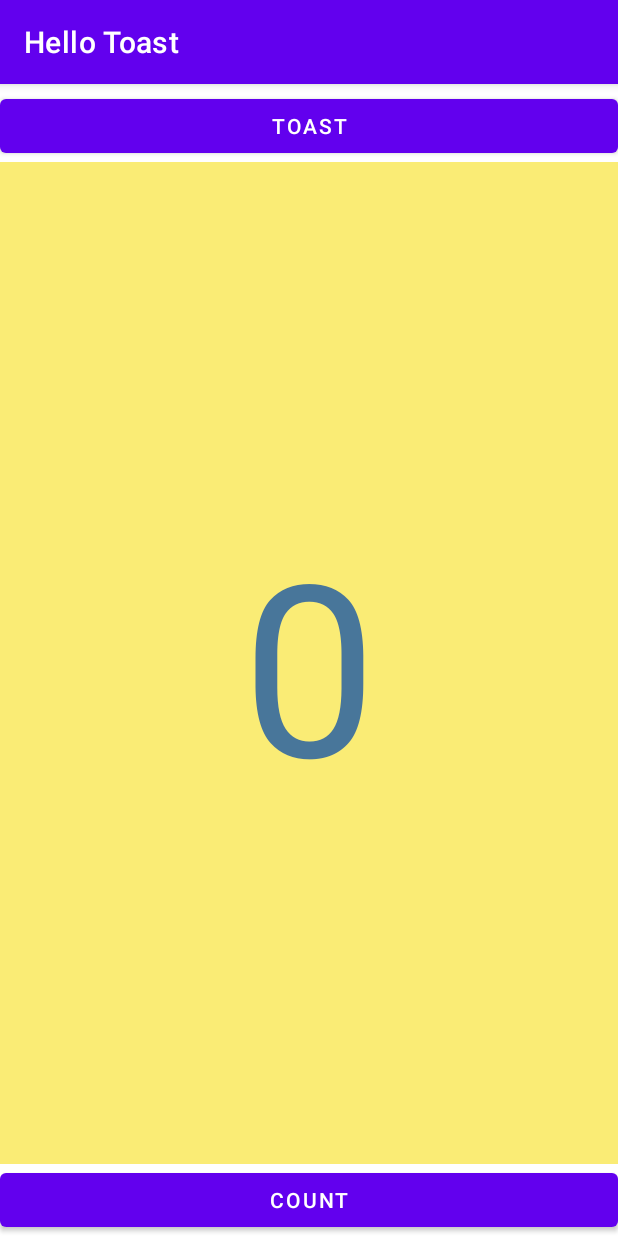
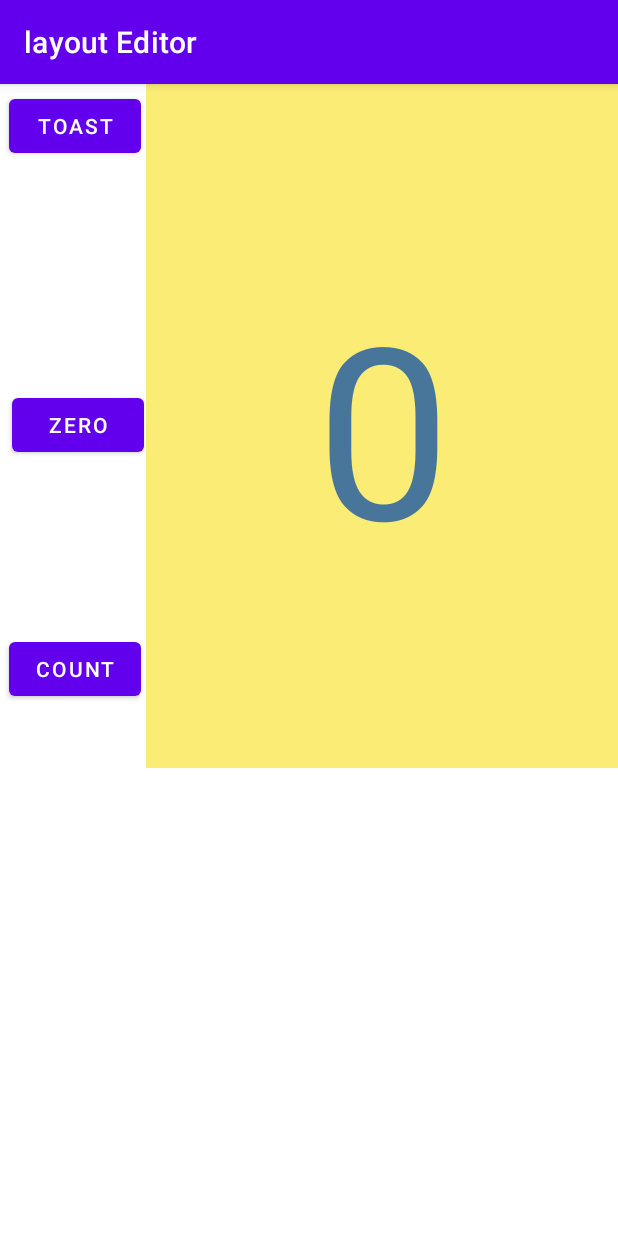
Before and after one commit to aadarsh111/HelloToast, an Android app: the screen it shows after launch (MainActivity), on a phone screen of 412 x 824 dp. Run offline under Robolectric (Android 15) with nearby library versions, the phone set to English and light mode, and no system bars.

Commit message:
LayoutEditor

```diff
--- a/app/src/main/java/com/example/hellotoast/MainActivity.java
+++ b/app/src/main/java/com/example/hellotoast/MainActivity.java
@@ -8,7 +8,6 @@ import android.view.View;
 import android.widget.TextView;
 import android.widget.Toast;
 public class MainActivity extends AppCompatActivity {
-
     private int mCount=0;
     private TextView mShowCount;
 
--- /dev/null
+++ b/app/src/main/res/layout-land/activity_main.xml
@@ -0,0 +1,47 @@
+<?xml version="1.0" encoding="utf-8"?>
+<androidx.constraintlayout.widget.ConstraintLayout xmlns:android="http://schemas.android.com/apk/res/android"
+    xmlns:app="http://schemas.android.com/apk/res-auto"
+    xmlns:tools="http://schemas.android.com/tools"
+    android:layout_width="match_parent"
+    android:layout_height="match_parent"
+    tools:context=".MainActivity">
+
+    <Button
+        android:id="@+id/button_toast"
+        android:layout_width="0dp"
+        android:layout_height="wrap_content"
+        android:layout_marginTop="4dp"
+        android:text="@string/button_label_toast"
+        app:layout_constraintEnd_toEndOf="parent"
+        app:layout_constraintHorizontal_bias="0.442"
+        app:layout_constraintStart_toStartOf="parent"
+        app:layout_constraintTop_toTopOf="parent"
+        android:onClick="showToast"
+        />
+
+    <Button
+        android:id="@+id/button_count"
+        android:layout_width="0dp"
+        android:layout_height="wrap_content"
+        android:text="@string/button_label_count"
+        app:layout_constraintBottom_toBottomOf="parent"
+        app:layout_constraintEnd_toEndOf="parent"
+        app:layout_constraintStart_toStartOf="parent"
+        android:onClick="countUp"/>
+
+    <TextView
+        android:id="@+id/show_count"
+        android:layout_width="0dp"
+        android:layout_height="0dp"
+        android:background="#FAEC75"
+        android:gravity="center"
+        android:text="@string/count_initial_value"
+        android:textAlignment="center"
+        android:textColor="#48769A"
+        android:textSize="120sp"
+        app:layout_constraintBottom_toTopOf="@+id/button_count"
+        app:layout_constraintEnd_toEndOf="parent"
+        app:layout_constraintStart_toStartOf="parent"
+        app:layout_constraintTop_toBottomOf="@+id/button_toast" />
+
+</androidx.constraintlayout.widget.ConstraintLayout>
--- /dev/null
+++ b/app/src/main/res/layout-sw600dp/activity_main.xml
@@ -0,0 +1,51 @@
+<?xml version="1.0" encoding="utf-8"?>
+<androidx.constraintlayout.widget.ConstraintLayout xmlns:android="http://schemas.android.com/apk/res/android"
+    xmlns:app="http://schemas.android.com/apk/res-auto"
+    xmlns:tools="http://schemas.android.com/tools"
+    android:layout_width="match_parent"
+    android:layout_height="match_parent"
+    tools:context=".MainActivity">
+
+    <Button
+        android:id="@+id/button_toast"
+        android:layout_width="398dp"
+        android:layout_height="wrap_content"
+        android:foregroundGravity="center_vertical"
+        android:gravity="center_horizontal"
+        android:onClick="showToast"
+        android:text="@string/button_label_toast"
+        android:textAlignment="center"
+        android:textSize="60sp"
+        app:layout_constraintStart_toStartOf="parent"
+        app:layout_constraintTop_toTopOf="parent" />
+
+    <Button
+        android:id="@+id/button_count"
+        android:layout_width="399dp"
+        android:layout_height="wrap_content "
+        android:gravity="center_horizontal"
+        android:onClick="countUp"
+        android:text="@string/button_label_count"
+        android:textAlignment="center"
+        android:textSize="60sp"
+        app:layout_constraintBaseline_toBaselineOf="@+id/button_toast"
+        app:layout_constraintStart_toEndOf="@+id/button_toast" />
+
+    <TextView
+        android:id="@+id/show_count"
+        android:layout_width="0dp"
+        android:layout_height="0dp"
+        android:background="#FAEC75"
+        android:gravity="center"
+        android:text="@string/count_initial_value"
+        android:textAlignment="center"
+        android:textColor="#48769A"
+        android:textSize="200sp"
+        app:layout_constraintBottom_toBottomOf="parent"
+        app:layout_constraintEnd_toEndOf="parent"
+        app:layout_constraintHorizontal_bias="1.0"
+        app:layout_constraintStart_toStartOf="parent"
+        app:layout_constraintTop_toBottomOf="@+id/button_toast"
+        app:layout_constraintVertical_bias="1.0" />
+
+</androidx.constraintlayout.widget.ConstraintLayout>
--- a/app/src/main/res/layout/activity_main.xml
+++ b/app/src/main/res/layout/activity_main.xml
@@ -1,47 +1,64 @@
 <?xml version="1.0" encoding="utf-8"?>
-<androidx.constraintlayout.widget.ConstraintLayout xmlns:android="http://schemas.android.com/apk/res/android"
+<RelativeLayout xmlns:android="http://schemas.android.com/apk/res/android"
     xmlns:app="http://schemas.android.com/apk/res-auto"
     xmlns:tools="http://schemas.android.com/tools"
-    android:layout_width="match_parent"
+    android:layout_width="wrap_content"
     android:layout_height="match_parent"
     tools:context=".MainActivity">
 
+
     <Button
         android:id="@+id/button_toast"
-        android:layout_width="0dp"
+        android:layout_width="wrap_content"
         android:layout_height="wrap_content"
+        android:layout_alignParentStart="true"
+        android:layout_alignParentTop="true"
+        android:layout_marginStart="6dp"
         android:layout_marginTop="4dp"
-        android:text="@string/button_label_toast"
-        app:layout_constraintEnd_toEndOf="parent"
-        app:layout_constraintHorizontal_bias="0.442"
-        app:layout_constraintStart_toStartOf="parent"
-        app:layout_constraintTop_toTopOf="parent"
         android:onClick="showToast"
-        />
+        android:text="@string/button_label_toast" />
 
     <Button
         android:id="@+id/button_count"
-        android:layout_width="0dp"
+        android:layout_width="wrap_content"
         android:layout_height="wrap_content"
-        android:text="@string/button_label_count"
-        app:layout_constraintBottom_toBottomOf="parent"
-        app:layout_constraintEnd_toEndOf="parent"
-        app:layout_constraintStart_toStartOf="parent"
-        android:onClick="countUp"/>
+        android:layout_alignParentStart="true"
+        android:layout_alignParentTop="true"
+
+        android:layout_centerVertical="true"
+        android:layout_marginStart="6dp"
+        android:layout_marginTop="366dp"
+        android:onClick="countUp"
+        android:text="@string/button_label_count" />
 
     <TextView
         android:id="@+id/show_count"
-        android:layout_width="0dp"
-        android:layout_height="0dp"
+        android:layout_width="wrap_content"
+        android:layout_height="419dp"
+        android:layout_alignParentStart="true"
+        android:layout_alignParentTop="true"
+        android:layout_alignParentEnd="true"
+        android:layout_alignParentBottom="true"
+        android:layout_marginStart="97dp"
+        android:layout_marginTop="0dp"
+
+        android:layout_marginEnd="-1dp"
+        android:layout_marginBottom="312dp"
         android:background="#FAEC75"
         android:gravity="center"
-        android:text="@string/count_initial_value"
+        android:text="0"
         android:textAlignment="center"
         android:textColor="#48769A"
-        android:textSize="160sp"
-        app:layout_constraintBottom_toTopOf="@+id/button_count"
-        app:layout_constraintEnd_toEndOf="parent"
-        app:layout_constraintStart_toStartOf="parent"
-        app:layout_constraintTop_toBottomOf="@+id/button_toast" />
+        android:textSize="160sp" />
 
-</androidx.constraintlayout.widget.ConstraintLayout>
+    <Button
+        android:id="@+id/button_zero"
+        android:layout_width="wrap_content"
+        android:layout_height="wrap_content"
+        android:layout_below="@+id/button_toast"
+        android:layout_alignParentStart="true"
+        android:layout_marginStart="8dp"
+        android:layout_marginTop="151dp"
+        android:text="@string/button_label_zero" />
+
+</RelativeLayout>
--- a/app/src/main/res/values/strings.xml
+++ b/app/src/main/res/values/strings.xml
@@ -1,7 +1,10 @@
 <resources>
-    <string name="app_name">Hello Toast</string>
+    <string name="app_name">layout Editor</string>
     <string name="button_label_toast">Toast</string>
     <string name="button_label_count">Count</string>
     <string name="count_initial_value">0</string>
     <string name="toast_message">Hello Toast!</string>
+    <string name="button_label_toast">Toast</string>
+    <string name="button_label_count">Count</string>
+    <string name="button_label_zero">zero</string>
 </resources>
```
